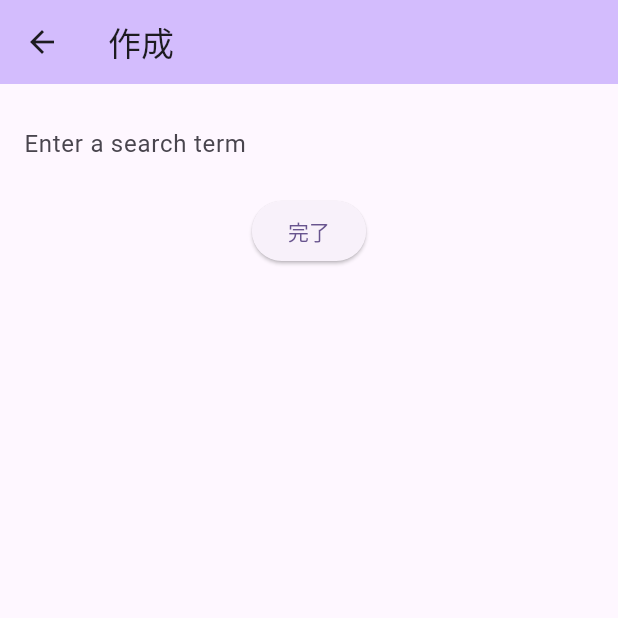
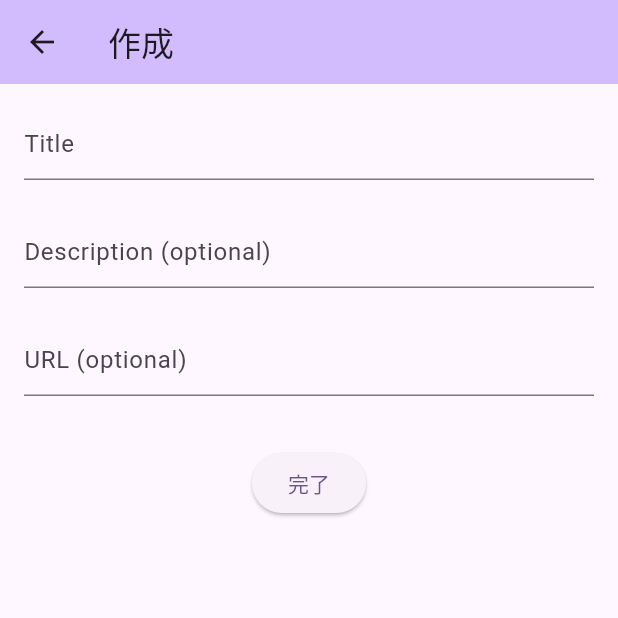
Before and after one commit to ushisantoasobu/FlutterPractice2023, a Flutter app: the WordCreateOrEditPage screen opened directly, after a tap on "完了", on a phone screen of 412 x 824 dp, the top half of it. Run offline on Flutter 3.47's test engine with Material 3 defaults, Android fonts, the phone set to English and light mode, and no system bars.

Commit message:
formの他のparamも対応

```diff
--- a/en_words_on_web/lib/page/word_create_or_edit_page.dart
+++ b/en_words_on_web/lib/page/word_create_or_edit_page.dart
@@ -26,25 +26,50 @@ class _WordCreateOrEditPageState extends State<WordCreateOrEditPage> {
       ),
       body: Container(
           padding: const EdgeInsets.all(16),
+          // TODO: Formで囲むと良い？？
+          // https://qiita.com/kurun_pan/items/3378875ff034614f381a#form
+          // validationの処理などを綺麗に書ける？
           child: Column(
             children: [
               TextField(
-                decoration: const InputDecoration(
-                    border: InputBorder.none, hintText: 'Enter a search term'),
+                decoration: const InputDecoration(hintText: 'Title'),
                 onChanged: (value) {
                   title = value;
                 },
               ),
+              const SizedBox(height: 24),
+              TextField(
+                decoration:
+                    const InputDecoration(hintText: 'Description (optional)'),
+                onChanged: (value) {
+                  description = value;
+                },
+              ),
+              const SizedBox(height: 24),
+              TextField(
+                decoration: const InputDecoration(hintText: 'URL (optional)'),
+                onChanged: (value) {
+                  urlString = value;
+                },
+              ),
+              const SizedBox(height: 24),
               Container(
                 padding: EdgeInsets.all(10),
                 child: ElevatedButton(
-                  child: Text('完了'),
+                  child: const Text('完了'),
                   onPressed: () {
                     if (title.isEmpty) {
                       return;
                     }
 
-                    Word word = Word(title: title);
+                    String? finalDescription =
+                        description.isEmpty ? null : description;
+                    String? finalUrlString =
+                        urlString.isEmpty ? null : urlString;
+                    Word word = Word(
+                        title: title,
+                        description: finalDescription,
+                        urlString: finalUrlString);
                     WordRepository().add(word);
                     Navigator.of(context).pop();
                   },
```
